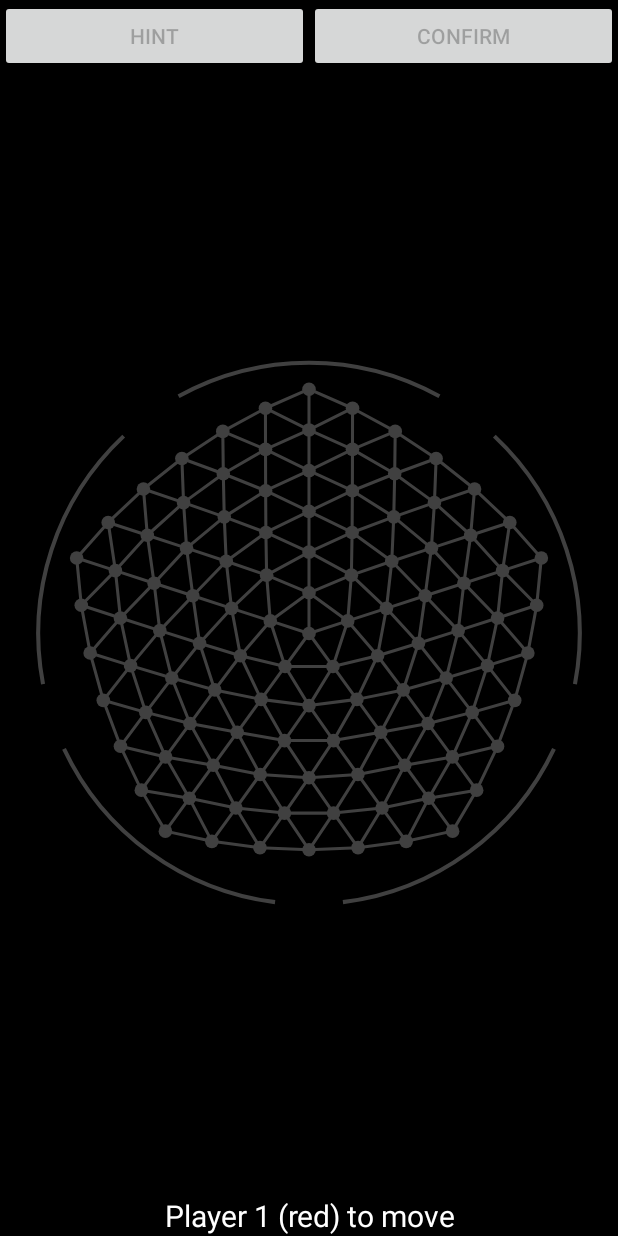
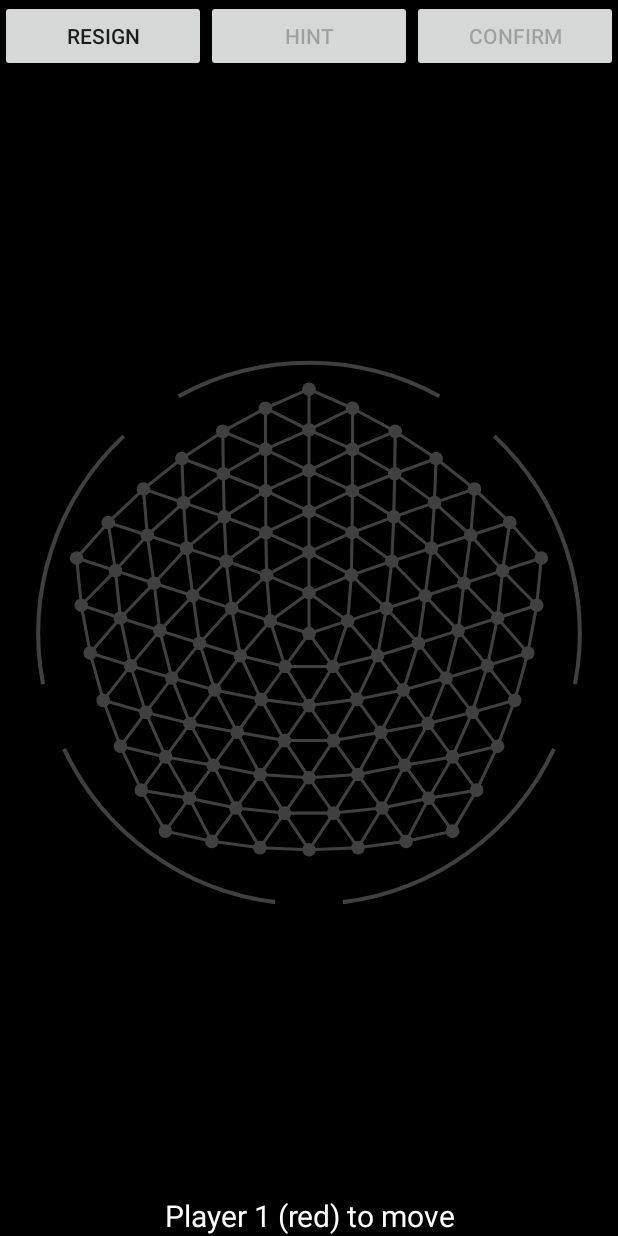
Before and after one commit to maksverver/AndroidPolyY, an Android app: the screen it shows after launch (GameActivity), on a phone screen of 412 x 824 dp. Run offline under Robolectric (Android 15) with nearby library versions, the phone set to English and light mode, and no system bars.

Commit message:
Add resign button.

```diff
--- a/app/src/main/java/ch/verver/poly_y/GameActivity.java
+++ b/app/src/main/java/ch/verver/poly_y/GameActivity.java
@@ -15,6 +15,7 @@ public class GameActivity extends Activity {
 
     private GameRegistry gameRegistry;
     private TextView statusTextView;
+    private Button resignButton;
     private Button hintButton;
     private Button confirmButton;
     private GameView gameView;
@@ -34,6 +35,9 @@ public class GameActivity extends Activity {
     private void changeState(GameStateWithSelection newState) {
         state = newState;
         gameView.setGameState(state);
+        resignButton.setText(
+                getString(state.gameState.isGameOver() ? R.string.game_button_back : R.string.game_button_resign));
+        resignButton.setEnabled(!aiInProgress);
         confirmButton.setEnabled(state.selection != null);
         statusTextView.setText(getStatusText(state.gameState));
         gameRegistry.saveCurrentGameState(state.gameState);
@@ -45,6 +49,7 @@ public class GameActivity extends Activity {
     private String getStatusText(GameState gameState) {
         switch (gameState.getNextPlayer()) {
             case 0:
+                // TODO: show different message if player resigned.
                 switch (gameState.getWinner()) {
                     case 0: return getString(R.string.game_status_tied);
                     case 1: return getString(R.string.game_status_player_1_won);
@@ -105,9 +110,11 @@ public class GameActivity extends Activity {
         // Create the layout and connect views.
         setContentView(R.layout.game_layout);
         statusTextView = findViewById(R.id.statusTextView);
+        resignButton = findViewById(R.id.resignButton);
+        resignButton.setOnClickListener(this::onResignButtonClick);
         hintButton = findViewById(R.id.hintButton);
+        hintButton.setOnClickListener(this::onHintButtonClick);
         confirmButton = findViewById(R.id.confirmButton);
-        hintButton.setOnClickListener(this::onHintButtonClick);
         confirmButton.setOnClickListener(this::onConfirmButtonClick);
         gameView = findViewById(R.id.gameView);
         gameView.addFieldClickListener(fieldClickListener);
@@ -120,6 +127,14 @@ public class GameActivity extends Activity {
             gameRegistry.saveCurrentGameState(gameState);
         }
         changeState(new GameStateWithSelection(gameState));
+    }
+
+    private void onResignButtonClick(View unusedView) {
+        if (!state.gameState.isGameOver()) {
+            changeState(new GameStateWithSelection(state.gameState.resign()));
+        } else {
+            // TODO: go back to main activity
+        }
     }
 
     private void onHintButtonClick(View unusedView) {
--- a/app/src/main/res/layout/game_layout.xml
+++ b/app/src/main/res/layout/game_layout.xml
@@ -12,17 +12,24 @@
         android:orientation="horizontal">
 
         <Button
+            android:id="@+id/resignButton"
+            android:layout_width="wrap_content"
+            android:layout_height="wrap_content"
+            android:layout_weight="1"
+            android:text="@string/game_button_resign" />
+
+        <Button
             android:id="@+id/hintButton"
             android:layout_width="wrap_content"
             android:layout_height="wrap_content"
-            android:layout_weight="10"
+            android:layout_weight="1"
             android:text="@string/game_button_hint" />
 
         <Button
             android:id="@+id/confirmButton"
             android:layout_width="wrap_content"
             android:layout_height="wrap_content"
-            android:layout_weight="10"
+            android:layout_weight="1"
             android:enabled="false"
             android:text="@string/game_button_confirm" />
 
--- a/app/src/main/res/values/strings.xml
+++ b/app/src/main/res/values/strings.xml
@@ -7,6 +7,8 @@
     <string name="game_status_player_1_to_move">Player 1 (red) to move</string>
     <string name="game_status_player_2_to_move">Player 2 (blue) to move</string>
     <string name="game_status_invalid_state">Invalid game state</string>
+    <string name="game_button_resign">Resign</string>
+    <string name="game_button_back">Back</string>
     <string name="game_button_hint">Hint</string>
     <string name="game_button_confirm">Confirm</string>
 </resources>
```
Also changed, not shown: app/src/main/java/ch/verver/poly_y/GameState.java (+34 -1 lines).
